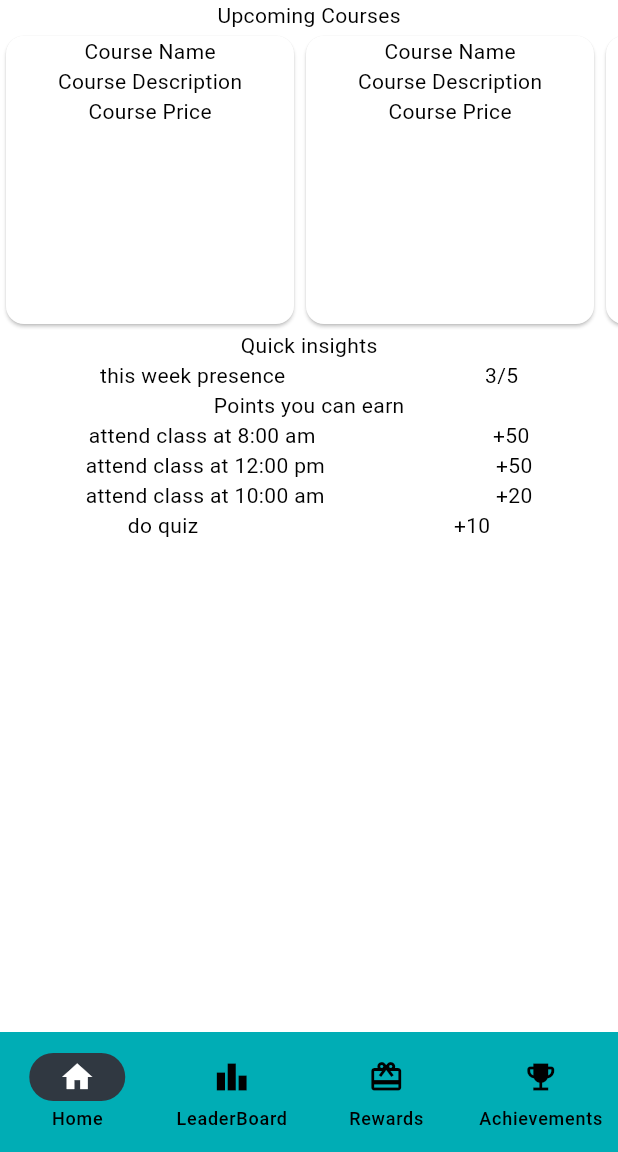
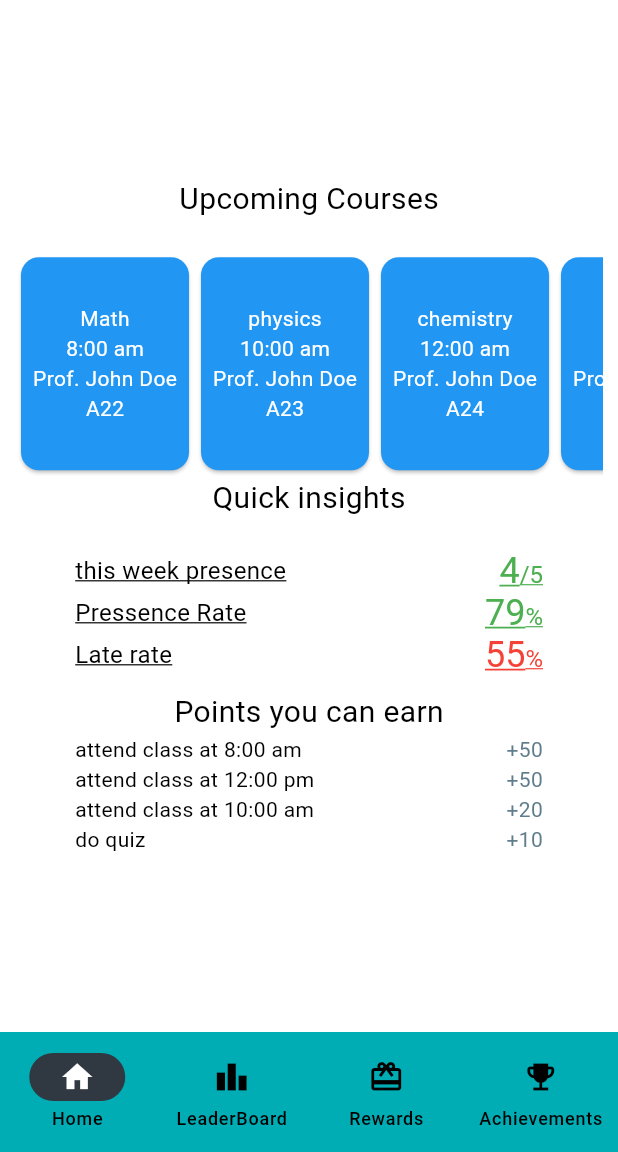
Before and after one commit to mohamedhassanamara/education_app, a Flutter app: the screen it shows after launch, on a phone screen of 412 x 824 dp, the part 84-1236 px from its top. Run offline on Flutter 3.47's test engine with Material 3 defaults, Android fonts, the phone set to English and light mode, and no system bars; network calls fail.

Commit message:
first improvement

```diff
--- a/lib/ui/view/home_screen.dart
+++ b/lib/ui/view/home_screen.dart
@@ -1,28 +1,81 @@
 import 'package:flutter/material.dart';
 
 class HomeScreen extends StatelessWidget {
-  const HomeScreen({super.key});
+  HomeScreen({super.key});
+
+  final courses = [
+    {
+      'name': 'Math',
+      'time': '8:00 am',
+      'professor': 'Prof. John Doe',
+      'class': 'A22',
+    },
+    {
+      'name': 'physics',
+      'time': '10:00 am',
+      'professor': 'Prof. John Doe',
+      'class': 'A23',
+    },
+    {
+      'name': 'chemistry',
+      'time': '12:00 am',
+      'professor': 'Prof. John Doe',
+      'class': 'A24',
+    },
+    {
+      'name': 'biology',
+      'time': '2:00 am',
+      'professor': 'Prof. John Doe',
+      'class': 'A25',
+    },
+    {
+      'name': 'english',
+      'time': '4:00 am',
+      'professor': 'Prof. John Doe',
+      'class': 'A26',
+    }
+  ];
 
   @override
   Widget build(BuildContext context) {
     return Scaffold(
-      body: Column(
+      body: Center(
+        child: Column(
+          mainAxisAlignment: MainAxisAlignment.center,
           children: [
-          Text('Upcoming Courses'),
-          Container(
-            height: 200,
+            const Text('Upcoming Courses', style: TextStyle(fontSize: 20)),
+            const SizedBox(height: 20),
+            Padding(
+              padding: const EdgeInsets.symmetric(horizontal: 10),
+              child: SizedBox(
+                height: 150,
                 child: ListView.builder(
                   scrollDirection: Axis.horizontal,
-              itemCount: 10,
+                  itemCount: 5,
                   itemBuilder: (context, index) {
-                return Container(
-                  width: 200,
+                    return SizedBox(
+                      width: 120,
                       child: Card(
+                        color: Colors.blue,
                         child: Column(
+                          mainAxisAlignment: MainAxisAlignment.center,
                           children: [
-                        Text('Course Name'),
-                        Text('Course Description'),
-                        Text('Course Price'),
+                            Text(
+                              courses[index]['name']!,
+                              style: const TextStyle(color: Colors.white),
+                            ),
+                            Text(
+                              courses[index]['time']!,
+                              style: const TextStyle(color: Colors.white),
+                            ),
+                            Text(
+                              courses[index]['professor']!,
+                              style: const TextStyle(color: Colors.white),
+                            ),
+                            Text(
+                              courses[index]['class']!,
+                              style: const TextStyle(color: Colors.white),
+                            ),
                           ],
                         ),
                       ),
@@ -30,44 +83,126 @@ class HomeScreen extends StatelessWidget {
                   },
                 ),
               ),
-          Text('Quick insights'),
-          Row(
-            mainAxisAlignment: MainAxisAlignment.spaceAround,
+            ),
+            const Text('Quick insights', style: TextStyle(fontSize: 20)),
+            const SizedBox(height: 20),
+            Padding(
+              padding: const EdgeInsets.symmetric(horizontal: 50),
+              child: Row(
+                mainAxisAlignment: MainAxisAlignment.spaceBetween,
                 children: [
-              Text('this week presence'),
-              Text('3/5'),
+                  const Text('this week presence',
+                      style: TextStyle(fontSize: 16, decoration: TextDecoration.underline)),
+                  RichText(
+                    text: const TextSpan(
+                      text: '4',
+                      style: TextStyle(fontSize: 24, decoration: TextDecoration.underline, color: Colors.green),
+                      children: [
+                        TextSpan(
+                          text: '/5',
+                          style: TextStyle(fontSize: 16, decoration: TextDecoration.underline, color: Colors.green),
+                        ),
                       ],
                     ),
-          Text('Points you can earn'),
-          Row(
-            mainAxisAlignment: MainAxisAlignment.spaceAround,
+                  ),
+                ],
+              ),
+            ),
+            Padding(
+              padding: const EdgeInsets.symmetric(horizontal: 50),
+              child: Row(
+                mainAxisAlignment: MainAxisAlignment.spaceBetween,
+                children: [
+                  const Text('Pressence Rate', style: TextStyle(fontSize: 16, decoration: TextDecoration.underline)),
+                  RichText(
+                    text: const TextSpan(
+                      text: '79',
+                      style: TextStyle(fontSize: 24, decoration: TextDecoration.underline, color: Colors.green),
+                      children: [
+                        TextSpan(
+                          text: '%',
+                          style: TextStyle(fontSize: 16, decoration: TextDecoration.underline, color: Colors.green),
+                        ),
+                      ],
+                    ),
+                  ),
+                ],
+              ),
+            ),
+            Padding(
+              padding: const EdgeInsets.symmetric(horizontal: 50),
+              child: Row(
+                mainAxisAlignment: MainAxisAlignment.spaceBetween,
+                children: [
+                  const Text('Late rate', style: TextStyle(fontSize: 16, decoration: TextDecoration.underline)),
+                  RichText(
+                    text: const TextSpan(
+                      text: '55',
+                      style: TextStyle(fontSize: 24, decoration: TextDecoration.underline, color: Colors.red),
+                      children: [
+                        TextSpan(
+                          text: '%',
+                          style: TextStyle(fontSize: 16, decoration: TextDecoration.underline, color: Colors.red),
+                        ),
+                      ],
+                    ),
+                  ),
+                ],
+              ),
+            ),
+            const SizedBox(height: 10),
+            const Text('Points you can earn', style: TextStyle(fontSize: 20)),
+            const Padding(
+              padding: EdgeInsets.symmetric(horizontal: 50),
+              child: Row(
+                mainAxisAlignment: MainAxisAlignment.spaceBetween,
                 children: [
                   Text('attend class at 8:00 am'),
-              Text('+50'),
+                  Text('+50', style: TextStyle(color: Colors.blueGrey)),
                 ],
               ),
-          Row(
-            mainAxisAlignment: MainAxisAlignment.spaceAround,
+            ),
+            const Padding(
+              padding: EdgeInsets.symmetric(horizontal: 50),
+              child: Row(
+                mainAxisAlignment: MainAxisAlignment.spaceBetween,
                 children: [
                   Text('attend class at 12:00 pm'),
-              Text('+50'),
+                  Text(
+                    '+50',
+                    style: TextStyle(color: Colors.blueGrey),
+                  ),
                 ],
               ),
-          Row(
-            mainAxisAlignment: MainAxisAlignment.spaceAround,
+            ),
+            const Padding(
+              padding: EdgeInsets.symmetric(horizontal: 50),
+              child: Row(
+                mainAxisAlignment: MainAxisAlignment.spaceBetween,
                 children: [
                   Text('attend class at 10:00 am'),
-              Text('+20'),
+                  Text(
+                    '+20',
+                    style: TextStyle(color: Colors.blueGrey),
+                  ),
                 ],
               ),
-          Row(
-            mainAxisAlignment: MainAxisAlignment.spaceAround,
+            ),
+            const Padding(
+              padding: EdgeInsets.symmetric(horizontal: 50),
+              child: Row(
+                mainAxisAlignment: MainAxisAlignment.spaceBetween,
                 children: [
                   Text('do quiz'),
-              Text('+10'),
+                  Text(
+                    '+10',
+                    style: TextStyle(color: Colors.blueGrey),
+                  ),
                 ],
               ),
+            ),
           ],
+        ),
       ),
     );
   }
--- a/lib/ui/view/main_screen.dart
+++ b/lib/ui/view/main_screen.dart
@@ -18,9 +18,9 @@ class MainScreen extends StatefulWidget {
 class _MainScreenState extends State<MainScreen> {
   int selectedIndex = 0;
   List<Widget> screens = [
-    const HomeScreen(),
+     HomeScreen(),
      LeaderBoardScreen(),
-    const RewardsScreen(),
+     RewardsScreen(),
      AchievementsScreen(),
   ];
   @override
```
Lines whose indentation alone changed are shown as unchanged.
